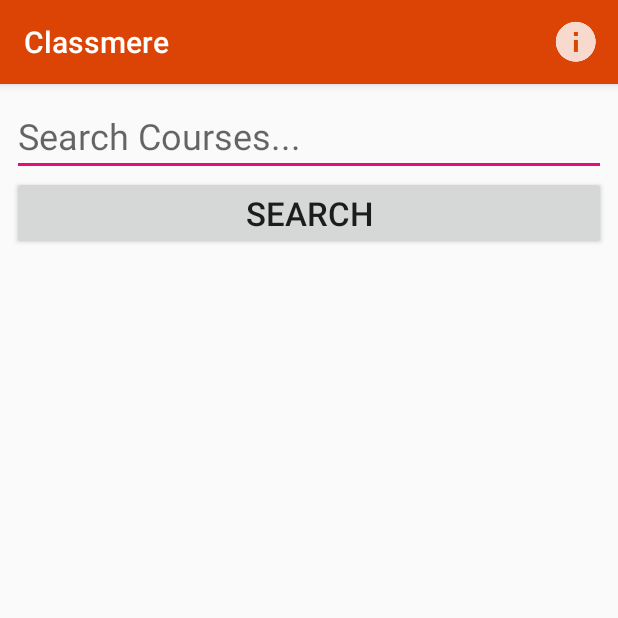
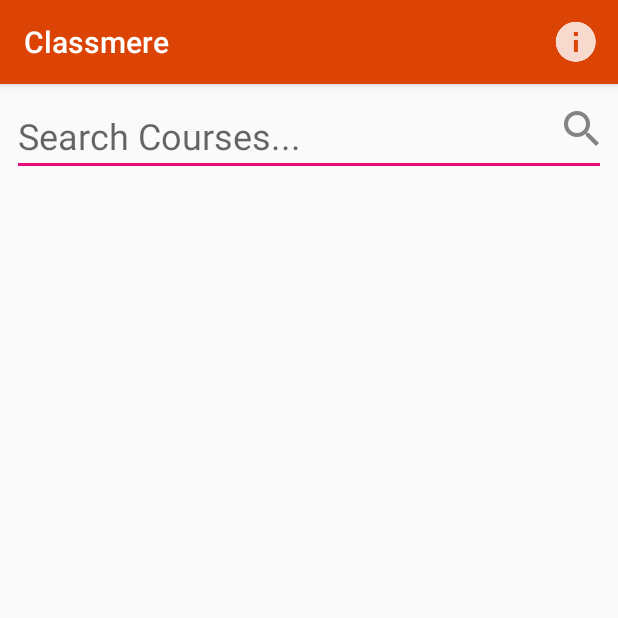
Before and after one commit to jawhnypoh/Classmere-Android, an Android app: the screen it shows after launch (MainActivity), on a phone screen of 412 x 824 dp, the top half of it. Run offline under Robolectric (Android 15) with nearby library versions, the phone set to English and light mode, and no system bars.

Commit message:
Reworked the search button

```diff
--- a/app/src/main/java/com/example/classmere/classmere/MainActivity.java
+++ b/app/src/main/java/com/example/classmere/classmere/MainActivity.java
@@ -1,9 +1,6 @@
 package com.example.classmere.classmere;
 
-import android.content.Context;
 import android.content.Intent;
-import android.net.Network;
-import android.os.AsyncTask;
 import android.support.v4.app.LoaderManager;
 import android.support.v4.content.Loader;
 import android.support.v7.app.AppCompatActivity;
@@ -18,17 +15,13 @@ import android.view.MenuItem;
 import android.view.View;
 import android.view.inputmethod.EditorInfo;
 import android.view.inputmethod.InputMethodManager;
-import android.widget.Button;
 import android.widget.EditText;
+import android.widget.ImageButton;
 import android.widget.ProgressBar;
 import android.widget.TextView;
 
 import com.example.classmere.classmere.Utilities.ClassmereUtils;
-import com.example.classmere.classmere.Utilities.NetworkUtils;
 
-import org.w3c.dom.Text;
-
-import java.io.IOException;
 import java.util.ArrayList;
 
 public class MainActivity extends AppCompatActivity implements CourseAdapter.OnCourseItemClickListener, LoaderManager.LoaderCallbacks<String> {
@@ -44,6 +37,7 @@ public class MainActivity extends AppCompatActivity implements CourseAdapter.OnC
     private TextView mLoadingErrorMessage;
     private RecyclerView mSearchResultsRV;
     private CourseAdapter mCourseAdapter;
+    private CourseSectionAdapter mCourseSectionAdapter;
 
     @Override
     protected void onCreate(Bundle savedInstanceState) {
@@ -85,7 +79,7 @@ public class MainActivity extends AppCompatActivity implements CourseAdapter.OnC
         mCourseAdapter = new CourseAdapter(this);
         mSearchResultsRV.setAdapter(mCourseAdapter);
 
-        Button searchButton = (Button) findViewById(R.id.btn_search);
+        ImageButton searchButton = (ImageButton) findViewById(R.id.btn_search);
         searchButton.setOnClickListener(new View.OnClickListener() {
             @Override
             public void onClick(View v) {
--- a/app/src/main/java/com/example/classmere/classmere/detailedCourseResultActivity.java
+++ b/app/src/main/java/com/example/classmere/classmere/detailedCourseResultActivity.java
@@ -8,6 +8,8 @@ import android.support.v7.widget.RecyclerView;
 import android.widget.TextView;
 
 import com.example.classmere.classmere.Utilities.ClassmereUtils;
+
+import java.util.ArrayList;
 
 /**
  * Created by poj on 3/20/18.
@@ -27,6 +29,8 @@ public class detailedCourseResultActivity extends AppCompatActivity implements C
 
     private ClassmereUtils.CourseItem mCourseItem;
 
+    private String searchQuery = "cs";
+
     protected void onCreate(Bundle savedInstanceState) {
         super.onCreate(savedInstanceState);
         setContentView(R.layout.activity_course_result_detail);
@@ -42,7 +46,6 @@ public class detailedCourseResultActivity extends AppCompatActivity implements C
             mTVCourseResultTitle.setText(mCourseItem.className);
             mTVCouresResultDescription.setText(mCourseItem.description);
             mTVCourseResultCredits.setText(mCourseItem.credits + " Credits");
-            //mTVCourseResultSections.setText(mCourseItem.courseSection);
         }
 
         mSectionResultsRV = (RecyclerView)findViewById(R.id.rv_section_results);
@@ -52,6 +55,9 @@ public class detailedCourseResultActivity extends AppCompatActivity implements C
 
         mCourseSectionAdapter = new CourseSectionAdapter(this);
         mSectionResultsRV.setAdapter(mCourseSectionAdapter);
+
+        ArrayList<ClassmereUtils.CourseItem> courseItems = ClassmereUtils.parseCourseJSON(searchQuery);
+        mCourseSectionAdapter.updateCourseSectionItems(courseItems);
     }
 
     @Override
--- a/app/src/main/res/layout/activity_main.xml
+++ b/app/src/main/res/layout/activity_main.xml
@@ -8,6 +8,10 @@
     android:padding="8sp"
     tools:context="com.example.classmere.classmere.MainActivity">
 
+    <RelativeLayout
+        android:layout_width="match_parent"
+        android:layout_height="wrap_content">
+
         <EditText
             android:id="@+id/et_search_box"
             android:layout_width="match_parent"
@@ -17,12 +21,18 @@
             android:inputType="text"
             android:imeOptions="actionSearch"/>
 
-    <Button
+        <ImageButton
             android:id="@+id/btn_search"
-        android:layout_width="match_parent"
+            android:layout_width="wrap_content"
             android:layout_height="wrap_content"
-        android:text="Search"
-        android:textSize="22sp"/>
+            android:layout_alignParentEnd="true"
+            android:layout_alignParentRight="true"
+            android:layout_alignParentTop="true"
+            android:paddingTop="6sp"
+            android:background="@null"
+            android:src="@drawable/ic_action_search" />
+
+    </RelativeLayout>
 
     <FrameLayout
         android:layout_width="match_parent"
```
Also changed, not shown: app/src/main/res/drawable-hdpi/ic_action_search.png (added), app/src/main/res/drawable-mdpi/ic_action_search.png (added), app/src/main/res/drawable-xhdpi/ic_action_search.png (added), app/src/main/res/drawable-xxhdpi/ic_action_search.png (added). Lines whose indentation alone changed are shown as unchanged.
